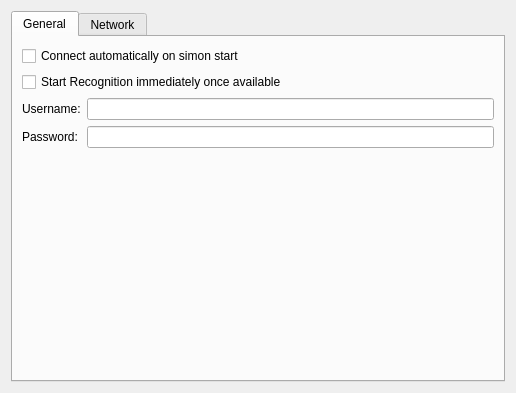
Above: simon/src/simonrecognitioncontrol/networksettingsdlg.ui from KDE/simon before the change. Below: the same form after it.
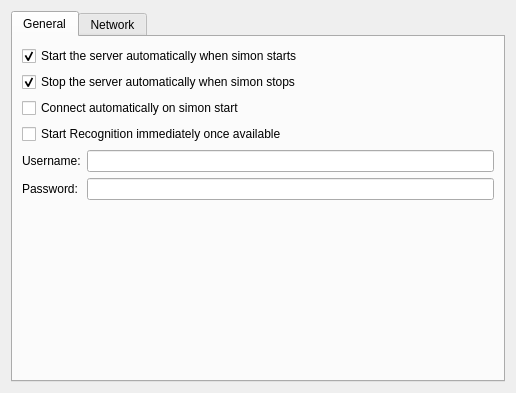
That is the form after the change. Icons and pictures are not drawn. Custom widgets are drawn as their Qt base class.

Patch:
```diff
--- a/simon/src/simonrecognitioncontrol/networksettingsdlg.ui
+++ b/simon/src/simonrecognitioncontrol/networksettingsdlg.ui
@@ -29,8 +29,28 @@
       </attribute>
       <layout class="QVBoxLayout" name="verticalLayout_3" >
        <item>
-        <widget class="QCheckBox" name="kcfg_JuliusdAutoConnect" >
-         <property name="text" >
+        <widget class="QCheckBox" name="kcfg_StartLocalSimond">
+         <property name="text">
+          <string>Start the server automatically when simon starts</string>
+         </property>
+         <property name="checked">
+          <bool>true</bool>
+         </property>
+        </widget>
+       </item>
+       <item>
+        <widget class="QCheckBox" name="kcfg_StopLocalSimond">
+         <property name="text">
+          <string>Stop the server automatically when simon stops</string>
+         </property>
+         <property name="checked">
+          <bool>true</bool>
+         </property>
+        </widget>
+       </item>
+       <item>
+        <widget class="QCheckBox" name="kcfg_JuliusdAutoConnect">
+         <property name="text">
           <string>Connect automatically on simon start</string>
          </property>
          <property name="tristate" >
```
Left out of the diff: 95 changed lines with no effect on the pictures.
